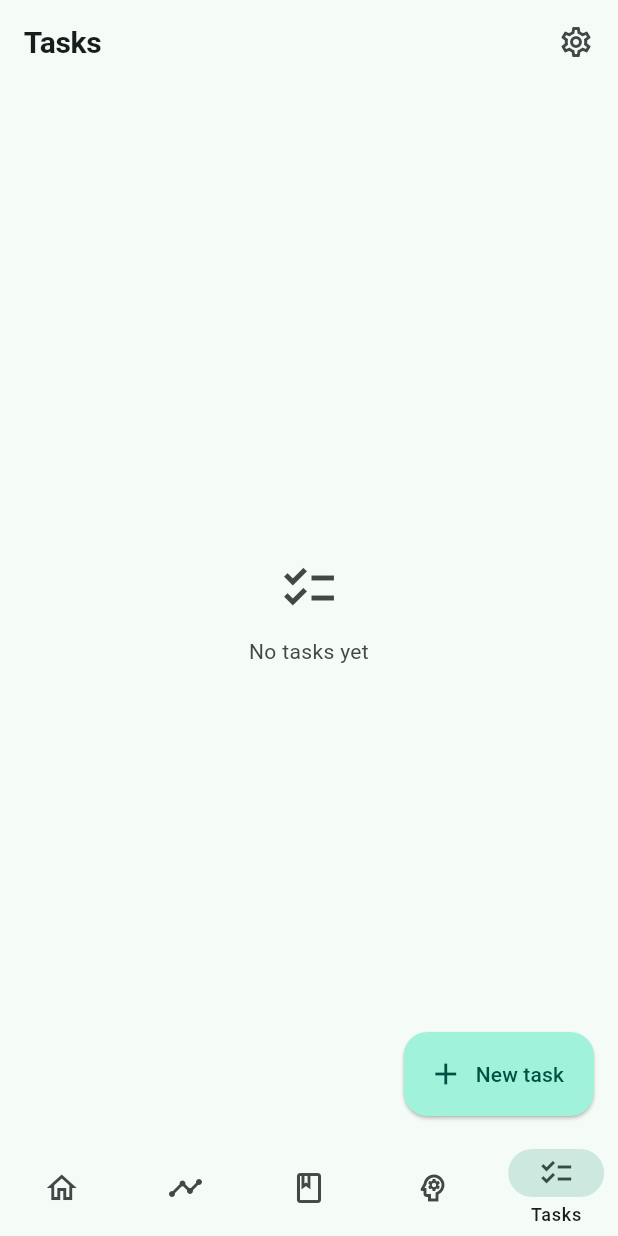
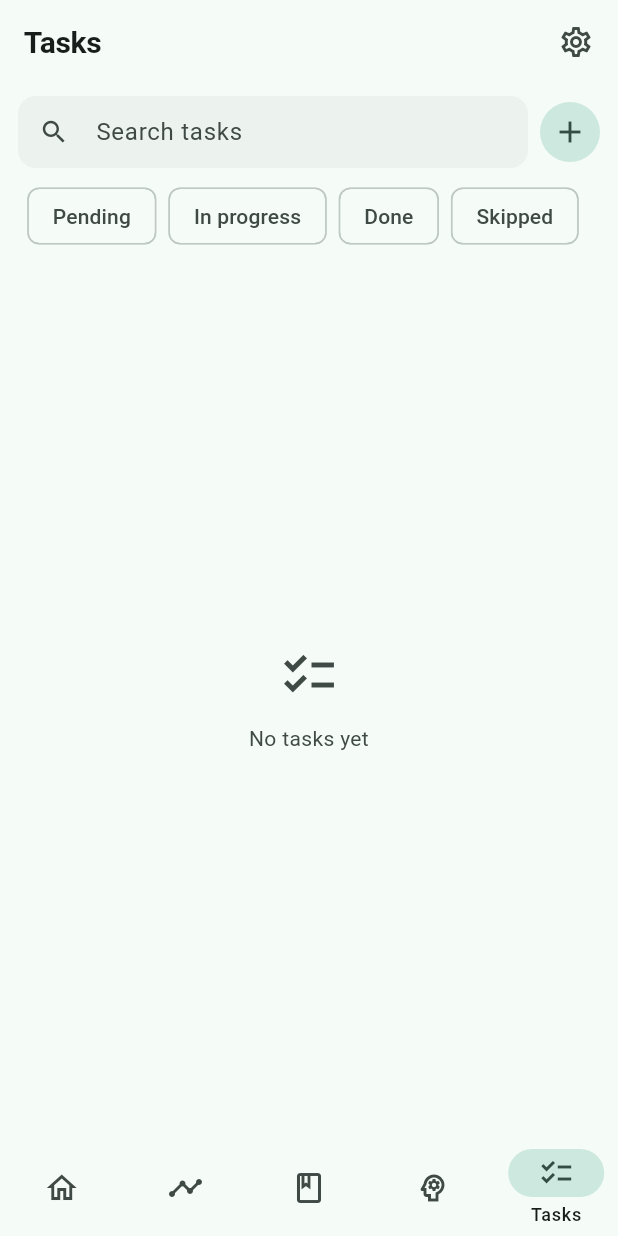
Before and after one commit to iezappa/alveoapp, a Flutter app: the screen it shows after launch, item 5 of the bottom bar chosen, on a phone screen of 412 x 824 dp. Run offline on Flutter 3.47's test engine with Material 3 defaults, Android fonts, the light colour scheme and no system bars; our stand-ins replace drift, flutter_riverpod, go_router; missing offline and left inert: file_selector; accounts and stored records are empty; generated files the repository leaves out were written again.

Commit message:
feat: master-detail layout for tasks
Rebuild the tasks screen on MasterDetailShell / RecordListPane: a
read-only task preview beside the list on wide windows, status filter
chips and search above the list, and a "+" button in place of the FAB.
The quick done checkbox stays on each row.

```diff
--- a/apps/client/lib/app/router.dart
+++ b/apps/client/lib/app/router.dart
@@ -14,7 +14,7 @@ import '../features/sessions/session_editor_screen.dart';
 import '../features/sessions/sessions_screen.dart';
 import '../features/settings/settings_screen.dart';
 import '../features/tasks/task_editor_screen.dart';
-import '../features/tasks/task_list_screen.dart';
+import '../features/tasks/tasks_screen.dart';
 import '../features/timeline/timeline_screen.dart';
 import 'home_shell.dart';
 
@@ -71,7 +71,7 @@ final routerProvider = Provider<GoRouter>((ref) {
             routes: [
               GoRoute(
                 path: '/tasks',
-                builder: (context, state) => const TaskListScreen(),
+                builder: (context, state) => const TasksScreen(),
               ),
             ],
           ),
--- a/apps/client/lib/features/tasks/task_list_screen.dart
+++ /dev/null
@@ -1,130 +0,0 @@
-import 'package:flutter/material.dart';
-import 'package:flutter_riverpod/flutter_riverpod.dart';
-import 'package:go_router/go_router.dart';
-import 'package:intl/intl.dart';
-
-import '../../app/theme.dart';
-import '../../app/ui.dart';
-import '../../data/local/database.dart';
-import '../../data/local/tables.dart';
-import '../../data/providers.dart';
-import '../../l10n/app_localizations.dart';
-import '../timeline/timeline_providers.dart';
-import 'task_providers.dart';
-
-class TaskListScreen extends ConsumerWidget {
-  const TaskListScreen({super.key});
-
-  @override
-  Widget build(BuildContext context, WidgetRef ref) {
-    final l10n = AppLocalizations.of(context);
-    final tasks = ref.watch(taskListProvider);
-
-    return Scaffold(
-      appBar: AppBar(
-        title: Text(l10n.navTasks),
-        actions: [
-          IconButton(
-            icon: const Icon(Icons.settings_outlined),
-            onPressed: () => context.push('/settings'),
-            tooltip: l10n.navSettings,
-          ),
-          const SizedBox(width: 4),
-        ],
-      ),
-      body: tasks.when(
-        loading: () => const Center(child: CircularProgressIndicator()),
-        error: (e, _) => Center(child: Text('$e')),
-        data: (items) {
-          if (items.isEmpty) {
-            return EmptyState(
-              icon: Icons.checklist_outlined,
-              message: l10n.tasksEmpty,
-            );
-          }
-          return RefreshIndicator(
-            onRefresh: () async => ref.invalidate(taskListProvider),
-            child: Align(
-              alignment: Alignment.topCenter,
-              child: ConstrainedBox(
-                constraints: const BoxConstraints(maxWidth: kContentMaxWidth),
-                child: ListView.separated(
-                  padding: const EdgeInsets.symmetric(
-                    horizontal: kGutter,
-                    vertical: 8,
-                  ),
-                  itemCount: items.length,
-                  separatorBuilder: (_, _) => const SizedBox(height: 2),
-                  itemBuilder: (context, i) => _TaskTile(task: items[i]),
-                ),
-              ),
-            ),
-          );
-        },
-      ),
-      floatingActionButton: FloatingActionButton.extended(
-        heroTag: null,
-        onPressed: () => context.push('/tasks/new'),
-        icon: const Icon(Icons.add),
-        label: Text(l10n.newTask),
-      ),
-    );
-  }
-}
-
-class _TaskTile extends ConsumerWidget {
-  const _TaskTile({required this.task});
-
-  final Task task;
-
-  bool get _isDone => task.status == TaskStatus.done;
-
-  @override
-  Widget build(BuildContext context, WidgetRef ref) {
-    final l10n = AppLocalizations.of(context);
-    final locale = Localizations.localeOf(context).toString();
-
-    final parts = <String>[
-      _statusLabel(l10n, task.status),
-      if (task.dueDate != null) DateFormat.MMMd(locale).format(task.dueDate!),
-    ];
-
-    return ListTile(
-      leading: Checkbox(
-        value: _isDone,
-        onChanged: (checked) async {
-          await ref
-              .read(taskRepositoryProvider)
-              .setStatus(
-                task.id,
-                (checked ?? false) ? TaskStatus.done : TaskStatus.pending,
-              );
-          ref.invalidate(taskListProvider);
-          ref.invalidate(timelineProvider);
-        },
-      ),
-      title: Text(
-        task.title,
-        maxLines: 1,
-        overflow: TextOverflow.ellipsis,
-        style: _isDone
-            ? TextStyle(
-                decoration: TextDecoration.lineThrough,
-                color: Theme.of(context).colorScheme.onSurfaceVariant,
-              )
-            : null,
-      ),
-      subtitle: Text(parts.join('  ·  ')),
-      trailing: const Icon(Icons.chevron_right, size: 20),
-      onTap: () => context.push('/tasks/${task.id}'),
-    );
-  }
-
-  String _statusLabel(AppLocalizations l10n, TaskStatus status) =>
-      switch (status) {
-        TaskStatus.pending => l10n.taskStatusPending,
-        TaskStatus.inProgress => l10n.taskStatusInProgress,
-        TaskStatus.done => l10n.taskStatusDone,
-        TaskStatus.skipped => l10n.taskStatusSkipped,
-      };
-}
--- a/apps/client/lib/features/tasks/task_providers.dart
+++ b/apps/client/lib/features/tasks/task_providers.dart
@@ -29,3 +29,13 @@ final taskListProvider = FutureProvider<List<Task>>((ref) async {
 
   return sorted;
 });
+
+/// One task by id, resolved from [taskListProvider] so it refreshes with the
+/// same invalidation. `null` while the list loads or if the id is gone.
+final taskByIdProvider = Provider.family<Task?, String>((ref, id) {
+  final tasks = ref.watch(taskListProvider).asData?.value ?? const <Task>[];
+  for (final task in tasks) {
+    if (task.id == id) return task;
+  }
+  return null;
+});
--- /dev/null
+++ b/apps/client/lib/features/tasks/tasks_screen.dart
@@ -0,0 +1,166 @@
+import 'package:flutter/material.dart';
+import 'package:flutter_riverpod/flutter_riverpod.dart';
+import 'package:go_router/go_router.dart';
+import 'package:intl/intl.dart';
+
+import '../../app/ui.dart';
+import '../../data/local/database.dart';
+import '../../data/local/tables.dart';
+import '../../data/providers.dart';
+import '../../l10n/app_localizations.dart';
+import '../shared/master_detail_shell.dart';
+import '../timeline/timeline_providers.dart';
+import 'task_preview.dart';
+import 'task_providers.dart';
+
+/// Tasks as a master-detail screen: the task list on the left, a read-only
+/// preview of the selected one on the right (wide windows only).
+class TasksScreen extends ConsumerStatefulWidget {
+  const TasksScreen({super.key});
+
+  @override
+  ConsumerState<TasksScreen> createState() => _TasksScreenState();
+}
+
+class _TasksScreenState extends ConsumerState<TasksScreen> {
+  final _search = TextEditingController();
+  final _statuses = <TaskStatus>{};
+  String? _selectedId;
+
+  @override
+  void dispose() {
+    _search.dispose();
+    super.dispose();
+  }
+
+  void _open(String id) {
+    if (MasterDetailShell.isWide(context)) {
+      setState(() => _selectedId = id);
+    } else {
+      context.push('/tasks/$id');
+    }
+  }
+
+  List<Task> _filter(List<Task> all) {
+    final query = _search.text.trim().toLowerCase();
+    return all.where((t) {
+      if (_statuses.isNotEmpty && !_statuses.contains(t.status)) return false;
+      if (query.isEmpty) return true;
+      return t.title.toLowerCase().contains(query) ||
+          (t.descriptionMarkdown ?? '').toLowerCase().contains(query);
+    }).toList();
+  }
+
+  @override
+  Widget build(BuildContext context) {
+    final l10n = AppLocalizations.of(context);
+    final wide = MasterDetailShell.isWide(context);
+    final tasks = ref.watch(taskListProvider);
+
+    final list = RecordListPane(
+      searchController: _search,
+      onSearchChanged: (_) => setState(() {}),
+      searchHint: l10n.tasksSearchHint,
+      addTooltip: l10n.newTask,
+      onAdd: () => context.push('/tasks/new'),
+      filters: [
+        for (final status in TaskStatus.values)
+          FilterChip(
+            label: Text(TaskPreview.statusLabel(l10n, status)),
+            selected: _statuses.contains(status),
+            onSelected: (on) => setState(() {
+              on ? _statuses.add(status) : _statuses.remove(status);
+            }),
+          ),
+      ],
+      child: tasks.when(
+        loading: () => const Center(child: CircularProgressIndicator()),
+        error: (e, _) => Center(child: Text('$e')),
+        data: (all) {
+          final items = _filter(all);
+          if (items.isEmpty) {
+            return EmptyState(
+              icon: Icons.checklist_outlined,
+              message: l10n.tasksEmpty,
+            );
+          }
+          return ListView.separated(
+            padding: const EdgeInsets.fromLTRB(8, 4, 8, 12),
+            itemCount: items.length,
+            separatorBuilder: (_, _) => const SizedBox(height: 2),
+            itemBuilder: (context, i) => _tile(items[i], wide),
+          );
+        },
+      ),
+    );
+
+    final detail = _selectedId == null
+        ? EmptyState(
+            icon: Icons.chevron_left,
+            message: l10n.detailNothingSelected,
+          )
+        : TaskPreview(
+            key: ValueKey(_selectedId),
+            taskId: _selectedId!,
+            onEdit: () => context.push('/tasks/$_selectedId'),
+          );
+
+    return MasterDetailShell(
+      title: l10n.navTasks,
+      actions: [
+        IconButton(
+          icon: const Icon(Icons.settings_outlined),
+          onPressed: () => context.push('/settings'),
+          tooltip: l10n.navSettings,
+        ),
+        const SizedBox(width: 4),
+      ],
+      list: list,
+      detail: detail,
+    );
+  }
+
+  Widget _tile(Task task, bool wide) {
+    final theme = Theme.of(context);
+    final locale = Localizations.localeOf(context).toString();
+    final isDone = task.status == TaskStatus.done;
+
+    final parts = <String>[
+      TaskPreview.statusLabel(AppLocalizations.of(context), task.status),
+      if (task.dueDate != null) DateFormat.MMMd(locale).format(task.dueDate!),
+    ];
+
+    return ListTile(
+      selected: wide && task.id == _selectedId,
+      selectedTileColor: theme.colorScheme.secondaryContainer.withValues(
+        alpha: 0.5,
+      ),
+      leading: Checkbox(
+        value: isDone,
+        onChanged: (checked) async {
+          await ref
+              .read(taskRepositoryProvider)
+              .setStatus(
+                task.id,
+                (checked ?? false) ? TaskStatus.done : TaskStatus.pending,
+              );
+          ref.invalidate(taskListProvider);
+          ref.invalidate(timelineProvider);
+        },
+      ),
+      title: Text(
+        task.title,
+        maxLines: 1,
+        overflow: TextOverflow.ellipsis,
+        style: isDone
+            ? TextStyle(
+                decoration: TextDecoration.lineThrough,
+                color: theme.colorScheme.onSurfaceVariant,
+              )
+            : null,
+      ),
+      subtitle: Text(parts.join('  ·  ')),
+      onTap: () => _open(task.id),
+    );
+  }
+}
--- a/apps/client/lib/l10n/app_en.arb
+++ b/apps/client/lib/l10n/app_en.arb
@@ -166,6 +166,8 @@
   "linkMoodLabel": "Mood check-in",
 
   "tasksEmpty": "No tasks yet",
+  "tasksSearchHint": "Search tasks",
+  "taskClosingNote": "How it went",
   "newTask": "New task",
   "editTask": "Edit task",
   "taskTitleHint": "Task",
--- a/apps/client/lib/l10n/app_es.arb
+++ b/apps/client/lib/l10n/app_es.arb
@@ -134,6 +134,8 @@
   "linkMoodLabel": "Registro de ánimo",
 
   "tasksEmpty": "Todavía no hay tareas",
+  "tasksSearchHint": "Buscar tareas",
+  "taskClosingNote": "Cómo fue",
   "newTask": "Nueva tarea",
   "editTask": "Editar tarea",
   "taskTitleHint": "Tarea",
--- a/apps/client/lib/l10n/app_localizations.dart
+++ b/apps/client/lib/l10n/app_localizations.dart
@@ -824,6 +824,18 @@ abstract class AppLocalizations {
   /// **'No tasks yet'**
   String get tasksEmpty;
 
+  /// No description provided for @tasksSearchHint.
+  ///
+  /// In en, this message translates to:
+  /// **'Search tasks'**
+  String get tasksSearchHint;
+
+  /// No description provided for @taskClosingNote.
+  ///
+  /// In en, this message translates to:
+  /// **'How it went'**
+  String get taskClosingNote;
+
   /// No description provided for @newTask.
   ///
   /// In en, this message translates to:
--- a/apps/client/lib/l10n/app_localizations_en.dart
+++ b/apps/client/lib/l10n/app_localizations_en.dart
@@ -389,6 +389,12 @@ class AppLocalizationsEn extends AppLocalizations {
   String get tasksEmpty => 'No tasks yet';
 
   @override
+  String get tasksSearchHint => 'Search tasks';
+
+  @override
+  String get taskClosingNote => 'How it went';
+
+  @override
   String get newTask => 'New task';
 
   @override
--- a/apps/client/lib/l10n/app_localizations_es.dart
+++ b/apps/client/lib/l10n/app_localizations_es.dart
@@ -389,6 +389,12 @@ class AppLocalizationsEs extends AppLocalizations {
   String get tasksEmpty => 'Todavía no hay tareas';
 
   @override
+  String get tasksSearchHint => 'Buscar tareas';
+
+  @override
+  String get taskClosingNote => 'Cómo fue';
+
+  @override
   String get newTask => 'Nueva tarea';
 
   @override
```
Also changed, not shown: apps/client/lib/features/tasks/task_preview.dart (added, +99 -0 lines), 3 other files.
